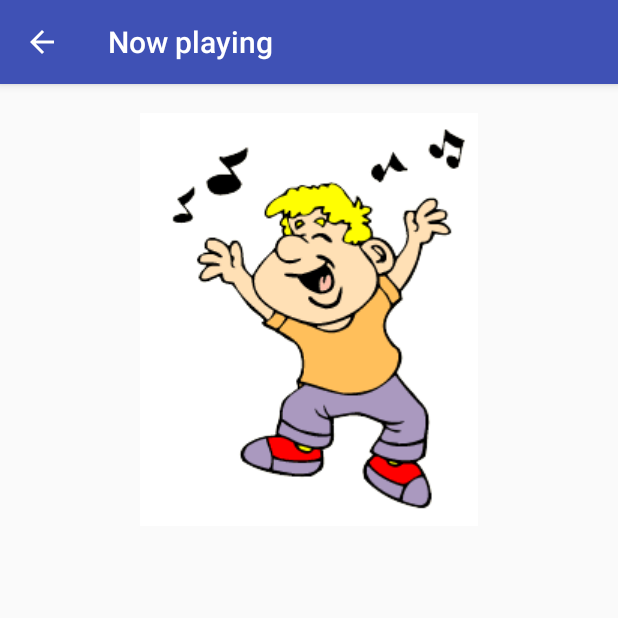
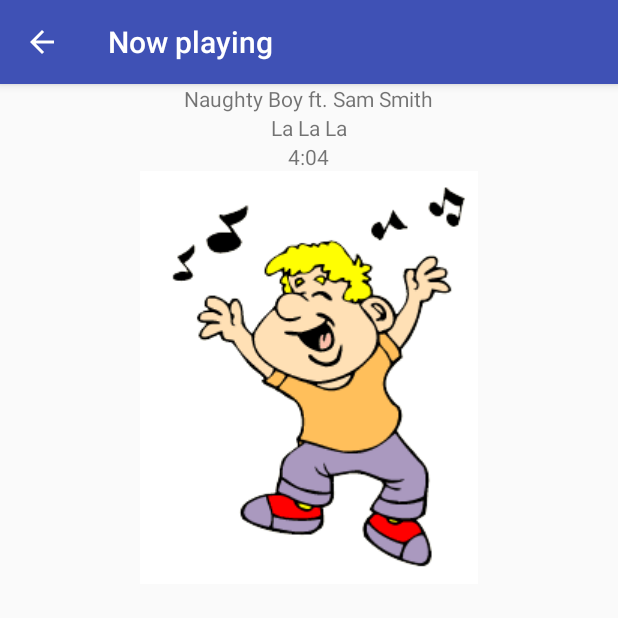
Before and after one commit to natasak/MusicalStructureApp, an Android app: the ProgrammingActivity screen opened directly, with no data from a screen before it, after a tap on "Naughty Boy ft. Sam Smith", on a phone screen of 412 x 824 dp, the top half of it. Run offline under Robolectric (Android 15) with nearby library versions, the phone set to English and light mode, and no system bars; plain views replace GifTextView.

Commit message:
Fixed data retrieval from list and show selected item in new activity.

```diff
--- a/app/src/main/java/com/example/natasa/musicalstructureapp/ChildrenActivity.java
+++ b/app/src/main/java/com/example/natasa/musicalstructureapp/ChildrenActivity.java
@@ -62,19 +62,21 @@
 
             @Override
             public void onItemClick(AdapterView<?> adapterView, View view, int i, long l) {
-                //Create a new intent to open the NowPlayingActivity
-                //Intent nowPlayingIntent = new Intent(ChildrenActivity.this, NowPlayingActivity.class);
-
-                int itemPosition     = i;
 
                 //Get the data from the clicked item and send it to the new activity
-                Song itemValue = (Song) listView.getItemAtPosition(i);
-                //nowPlayingIntent.putExtra("song_selected", itemValue);
+                Song song = (Song) listView.getItemAtPosition(i);
+
+                //Create a new intent to open the NowPlayingActivity
+                Intent nowPlayingIntent = new Intent(ChildrenActivity.this, NowPlayingActivity.class);
+
+                nowPlayingIntent.putExtra("SONGTITLE", song.getTitle());
+
+                //int itemPosition     = i;
 
                 //Start the new activity
-                //startActivity(nowPlayingIntent);
+                startActivity(nowPlayingIntent);
 
-                Toast.makeText(getApplicationContext(),"Position :"+itemPosition+"  ListItem : " +itemValue, Toast.LENGTH_LONG).show();
+                //Toast.makeText(getApplicationContext(),"Position :"+itemPosition+"  ListItem : " +itemValue, Toast.LENGTH_LONG).show();
             }
         });
     }
--- a/app/src/main/java/com/example/natasa/musicalstructureapp/NowPlayingActivity.java
+++ b/app/src/main/java/com/example/natasa/musicalstructureapp/NowPlayingActivity.java
@@ -16,6 +16,17 @@
 
         setContentView(R.layout.now_playing);
 
+        Bundle extras = getIntent().getExtras();
+        if (extras != null) {
+            TextView myTextView = (TextView)findViewById(R.id.key_artist_text_view);
+            TextView myTextView1 = (TextView)findViewById(R.id.key_title_text_view);
+            TextView myTextView2 = (TextView)findViewById(R.id.key_duration_text_view);
+            myTextView.setText(extras.getString("SONGARTIST"));
+            myTextView1.setText(extras.getString("SONGTITLE"));
+            myTextView2.setText(extras.getString("SONGDURATION"));
+
+        }
+
         //get the data from previous activity and display it
         //Intent secondIntent = getIntent( );
         //String message = "Selected song is " + secondIntent.getStringExtra("song_selected");
--- a/app/src/main/java/com/example/natasa/musicalstructureapp/ProgrammingActivity.java
+++ b/app/src/main/java/com/example/natasa/musicalstructureapp/ProgrammingActivity.java
@@ -46,7 +46,7 @@
         /** Find the ListView object in the view hierarchy of the {@link Activity}.
          There should be a ListView with the view ID called list, which is declared in the
          song_list layout file.*/
-        ListView listView = (ListView) findViewById(R.id.list);
+        final ListView listView = (ListView) findViewById(R.id.list);
 
         /** Make the ListView use the {@link ArrayAdapter} we created above, so that the
          ListView will display list items for each song in the list of songs.
@@ -59,8 +59,17 @@
 
             @Override
             public void onItemClick(AdapterView<?> adapterView, View view, int i, long l) {
+                //Get the data from the clicked item and send it to the new activity
+                Song song = (Song) listView.getItemAtPosition(i);
+
                 //Create a new intent to open the NowPlayingActivity
                 Intent nowPlayingIntent = new Intent(ProgrammingActivity.this, NowPlayingActivity.class);
+
+                nowPlayingIntent.putExtra("SONGARTIST", song.getArtist());
+                nowPlayingIntent.putExtra("SONGTITLE", song.getTitle());
+                nowPlayingIntent.putExtra("SONGDURATION", song.getDuration());
+
+                //int itemPosition     = i;
 
                 //Start the new activity
                 startActivity(nowPlayingIntent);
--- a/app/src/main/res/layout/now_playing.xml
+++ b/app/src/main/res/layout/now_playing.xml
@@ -7,7 +7,19 @@
     android:orientation="vertical">
 
     <TextView
-        android:id="@+id/key_text_view"
+        android:id="@+id/key_artist_text_view"
+        android:layout_width="wrap_content"
+        android:layout_height="wrap_content"
+        tools:text="key"/>
+
+    <TextView
+        android:id="@+id/key_title_text_view"
+        android:layout_width="wrap_content"
+        android:layout_height="wrap_content"
+        tools:text="key"/>
+
+    <TextView
+        android:id="@+id/key_duration_text_view"
         android:layout_width="wrap_content"
         android:layout_height="wrap_content"
         tools:text="key"/>
```
